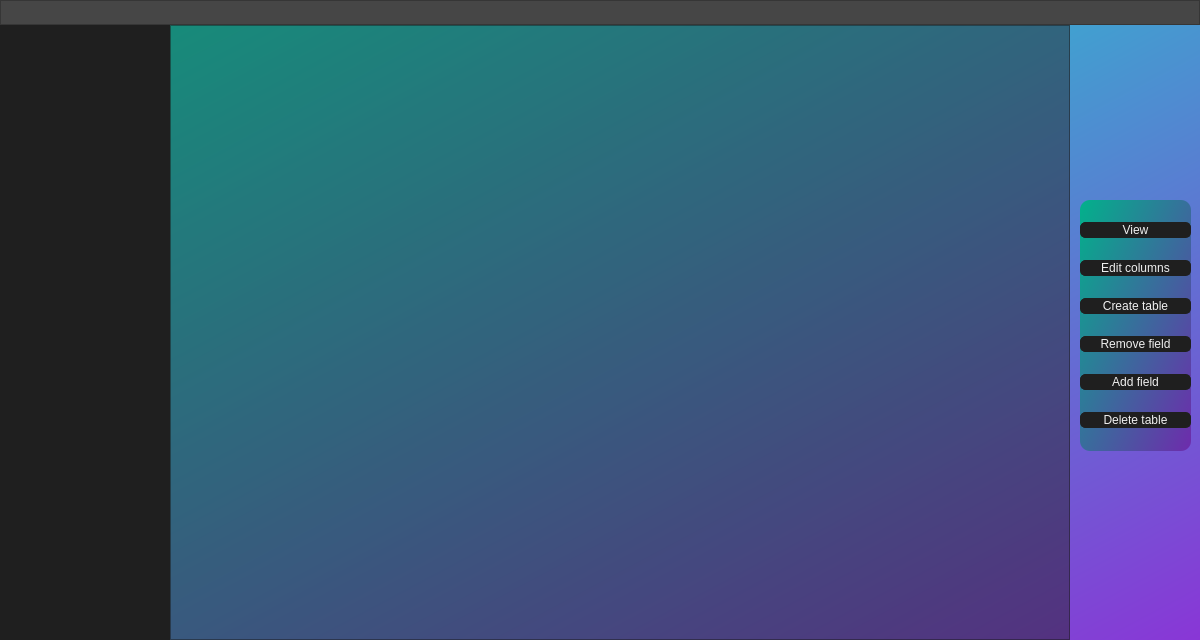
Qt form BTables/forms/mainWindowForm.ui (Bloody-cpp/BTables) before a commit.
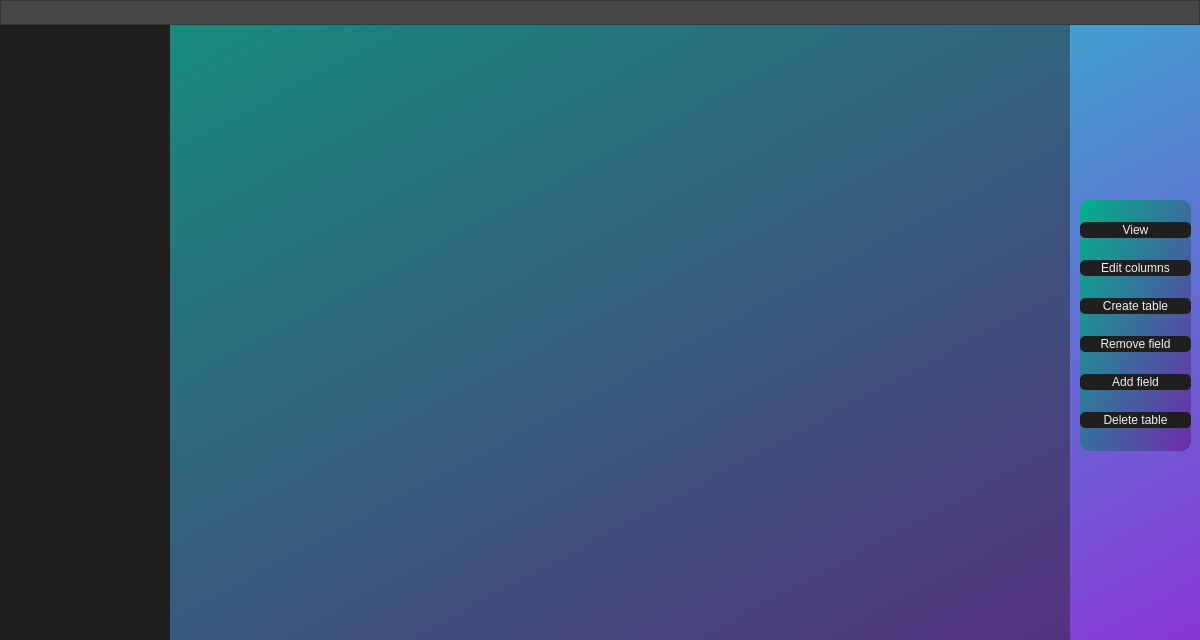
The same form after that commit. Icons and pictures are not drawn.

Commit message: do code of delete table button and remove field button

Patch:
```diff
--- a/BTables/forms/mainWindowForm.ui
+++ b/BTables/forms/mainWindowForm.ui
@@ -231,6 +231,9 @@
 color: rgb(240, 240, 240);
 border-color: transparent</string>
    </property>
+   <property name="frameShape">
+    <enum>QFrame::NoFrame</enum>
+   </property>
   </widget>
  </widget>
  <resources>
```
The commit also changes 6 other files.
